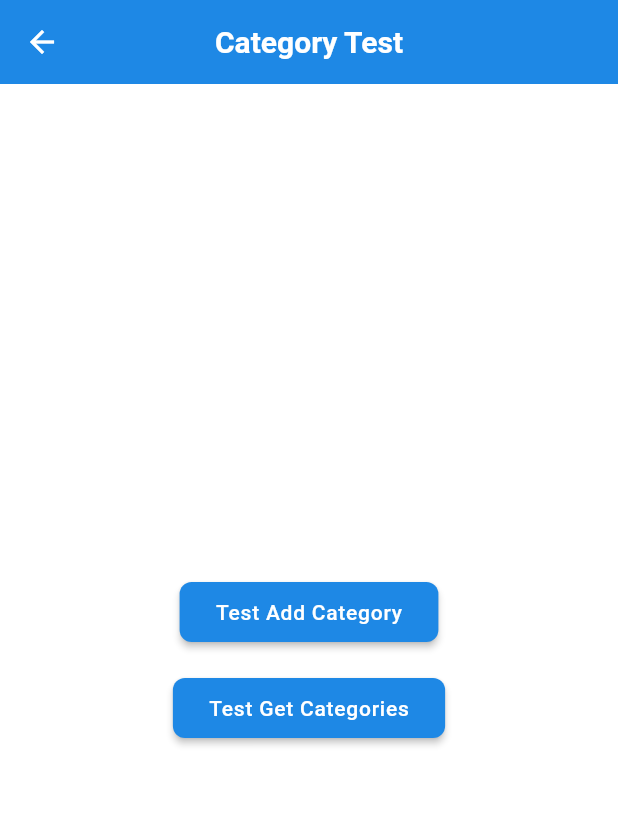
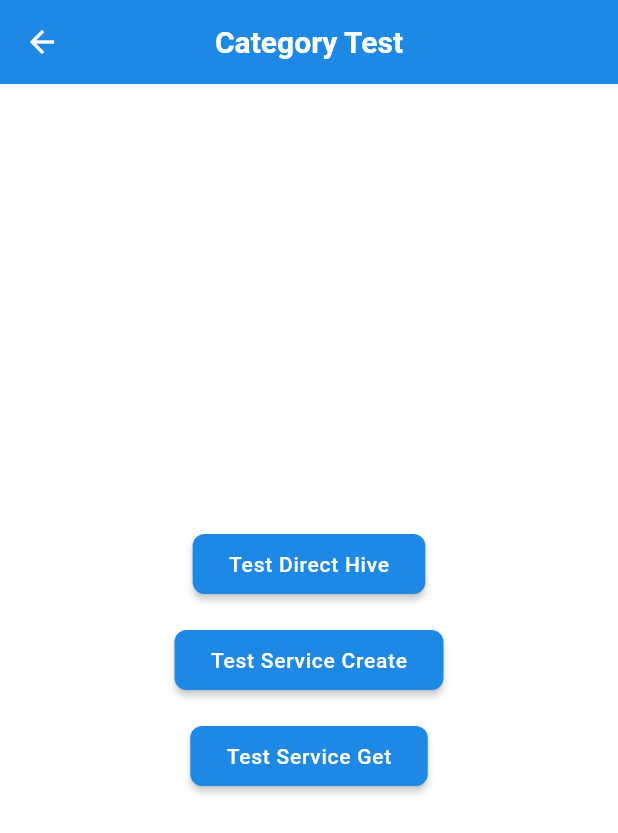
Before and after one commit to Tafarus-code/sylistockapp, a Flutter app: the CategoryTestScreen screen opened directly, on a phone screen of 412 x 824 dp. Shown: the top 833 px of the screen. Run offline on Flutter 3.47's test engine with Material 3 defaults, Android fonts, the phone set to English and light mode, and no system bars; our stand-ins replace connectivity_plus, dio, flutter_riverpod, hive, hive_flutter, image_picker and 2 more; missing offline and left inert: flutter_datawedge, mobile_scanner; accounts and stored records are empty; generated files the repository leaves out were written again; statements that could not run were skipped.

Commit message:
debug: Enhanced category test with direct Hive access
- Added direct Hive access test to isolate the issue
- Added detailed error logging for both direct Hive and service access
- Test includes three scenarios: direct Hive, service create, service get
- This will help identify if issue is with Hive adapters or service layer

The test will show exactly where the initialization error occurs.

```diff
--- a/mobile_app/lib/screens/inventory/category_test_screen.dart
+++ b/mobile_app/lib/screens/inventory/category_test_screen.dart
@@ -1,5 +1,6 @@
 import 'package:flutter/material.dart';
 import 'package:flutter_riverpod/flutter_riverpod.dart';
+import 'package:hive_flutter/hive_flutter.dart';
 import '../../theme/app_theme.dart';
 import '../../services/enhanced_inventory_service.dart';
 import '../../models/enhanced_inventory_item.dart';
@@ -22,11 +23,47 @@ class CategoryTestScreen extends ConsumerWidget {
             ElevatedButton(
               onPressed: () async {
                 try {
+                  // Test direct Hive access first
+                  final categoryBox = await Hive.openBox<InventoryCategory>('test_categories');
+                  print('Direct Hive box opened successfully');
+
+                  final category = InventoryCategory(
+                    name: 'Test Category ${DateTime.now().millisecondsSinceEpoch}',
+                    description: 'A test category',
+                    icon: 'category',
+                    color: AppTheme.primaryColor.value,
+                  );
+
+                  print('Category created: $category');
+
+                  // Save directly to Hive
+                  await categoryBox.put(category.id, category);
+                  print('Category saved directly to Hive');
+
+                  final savedCategory = categoryBox.get(category.id);
+                  print('Retrieved category: $savedCategory');
+
+                  ScaffoldMessenger.of(context).showSnackBar(
+                    const SnackBar(content: Text('Category created successfully!')),
+                  );
+                } catch (e) {
+                  print('Direct Hive Error: $e');
+                  ScaffoldMessenger.of(context).showSnackBar(
+                    SnackBar(content: Text('Direct Hive Error: $e')),
+                  );
+                }
+              },
+              child: const Text('Test Direct Hive'),
+            ),
+            const SizedBox(height: 16),
+            ElevatedButton(
+              onPressed: () async {
+                try {
                   final inventoryService = ref.read(enhancedInventoryServiceProvider);
                   print('Service retrieved: $inventoryService');
 
                   final category = InventoryCategory(
-                    name: 'Test Category',
+                    name: 'Test Category ${DateTime.now().millisecondsSinceEpoch}',
                     description: 'A test category',
                     icon: 'category',
                     color: AppTheme.primaryColor.value,
@@ -41,13 +78,13 @@ class CategoryTestScreen extends ConsumerWidget {
                     const SnackBar(content: Text('Category created successfully!')),
                   );
                 } catch (e) {
-                  print('Error: $e');
+                  print('Service Error: $e');
                   ScaffoldMessenger.of(context).showSnackBar(
-                    SnackBar(content: Text('Error: $e')),
+                    SnackBar(content: Text('Service Error: $e')),
                   );
                 }
               },
-              child: const Text('Test Add Category'),
+              child: const Text('Test Service Create'),
             ),
             const SizedBox(height: 16),
             ElevatedButton(
@@ -65,13 +102,13 @@ class CategoryTestScreen extends ConsumerWidget {
                     SnackBar(content: Text('Found ${categories.length} categories')),
                   );
                 } catch (e) {
-                  print('Error: $e');
+                  print('Get Categories Error: $e');
                   ScaffoldMessenger.of(context).showSnackBar(
-                    SnackBar(content: Text('Error: $e')),
+                    SnackBar(content: Text('Get Categories Error: $e')),
                   );
                 }
               },
-              child: const Text('Test Get Categories'),
+              child: const Text('Test Service Get'),
             ),
           ],
         ),
```
